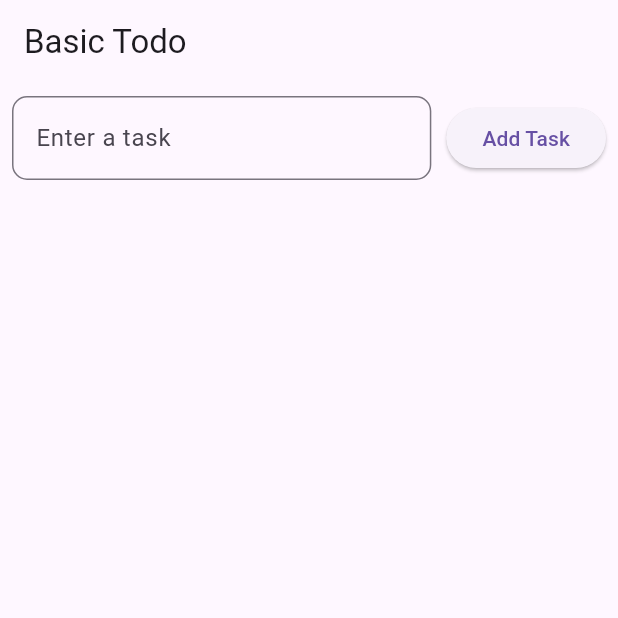
After one commit to SaidurRahman1004/FlutterPractise1, a Flutter app: the screen it shows after launch, on a phone screen of 412 x 824 dp, the top half of it. The commit adds this screen. Run offline on Flutter 3.47's test engine with Material 3 defaults, Android fonts, the phone set to English and light mode, and no system bars; our stand-ins replace carousel_slider, email_validator, shared_preferences, smooth_page_indicator; key blocks and very long unbroken strings in the code were emptied for the run.

Commit message:
commit 12

```diff
--- /dev/null
+++ b/lib/State Management/TodoAppUsingKey.dart
@@ -0,0 +1,105 @@
+//Practice Task 7.4 – Keys in Action TaskApp Ans Submitted
+import 'package:flutter/cupertino.dart';
+import 'package:flutter/material.dart';
+
+class BasicTodo extends StatefulWidget {
+   BasicTodo({super.key});
+
+  @override
+  State<BasicTodo> createState() => _BasicTodoState();
+}
+
+class _BasicTodoState extends State<BasicTodo> {
+  final TextEditingController _taskController = TextEditingController();
+
+  final List<String> _tasksStore = [];
+  mySnackbarCus(msg,context){
+    return ScaffoldMessenger.of(context).showSnackBar(
+      SnackBar(content: Text(msg))
+    );
+  }
+  void _addTask (){
+    if(_taskController.text.isNotEmpty){
+      setState(() {
+        _tasksStore.add(_taskController.text);
+        _taskController.clear();
+      });
+    }else
+      {
+        mySnackbarCus("Enter a task", context);
+      }
+  }
+
+  void _removeTask(String taskToRemove){
+    setState(() {
+      _tasksStore.remove(taskToRemove);
+    });
+
+  }
+
+  @override
+  Widget build(BuildContext context) {
+    return Scaffold(
+      appBar: AppBar(
+        title: Text("Basic Todo"),
+      ),
+      body: Column(
+        children: <Widget> [
+          Padding(
+            padding: const EdgeInsets.all(8.0),
+            child: Row(
+              children: <Widget> [
+                Flexible(
+                  child: TextField(
+                    controller: _taskController,
+                    keyboardType: TextInputType.text,
+                    decoration: InputDecoration(
+                      labelText: "Enter a task",
+                      border: OutlineInputBorder(
+                        borderRadius: BorderRadius.circular(10),
+                      ),
+                      ),
+                    onSubmitted: (value)=> _addTask(),
+
+
+                    ),
+
+                  ),
+                SizedBox(width: 10,),
+                ElevatedButton(onPressed: (){_addTask();}, child: Text("Add Task"))
+
+              ],
+            ),
+          ),
+          Expanded(
+              child: ListView.builder(
+                itemCount: _tasksStore.length,
+                  itemBuilder: (context,index){
+                    final task = _tasksStore[index];
+                    return Card(
+                      key: ValueKey(task),
+                      margin: EdgeInsets.symmetric(horizontal: 16,vertical: 8),
+                      elevation: 5,
+                      child: ListTile(
+                        title: Text(task),
+                        trailing: IconButton(onPressed: () { _removeTask(task); },
+                        icon: Icon(Icons.remove_circle,color: Colors.red,)),
+
+                      ),
+                    );
+
+
+                  }
+                  ),
+          ),
+        ],
+      ),
+
+    );
+  }
+  @override
+  void dispose() {
+    _taskController.dispose();
+    super.dispose();
+  }
+}
--- a/lib/main.dart
+++ b/lib/main.dart
@@ -27,6 +27,7 @@ import 'ImageAss.dart';
 import 'SecondPage.dart';
 import 'State Management/LightSwitchApp.dart';
 import 'State Management/MultipleChildWidgetsSharingParentState.dart';
+import 'State Management/TodoAppUsingKey.dart';
 import 'State Management/liftingCallback.dart';
 import 'State Management/setStateExample.dart';
 import 'StatefullWidgetAiAll.dart';
@@ -74,7 +75,7 @@ void main(){
 void main(){
   runApp( MaterialApp(
     debugShowCheckedModeBanner: false,
-    home: ShoppingApp(),    //practisePage  //CustomBottomSheetDemo  //BottomSheetExample
+    home: BasicTodo(),    //practisePage  //CustomBottomSheetDemo  //BottomSheetExample
        //practisePage  //CustomBottomSheetDemo  //BottomSheetExample
 
   ) ); //listExample  //MyApp  //practisePage  //Practiseg2 //ExampleOfAllList //GminiPractise  //CounterWidget //StatefullWidgetAiAll //TextFormFieldEditingController
```
Also changed, not shown: lib/State Management/Keys in Flutter.txt (added, +115 -0 lines), lib/TesTPorpose/testProjects.dart (+80 -73 lines), lib/try.dart (deleted, +0 -61 lines).
